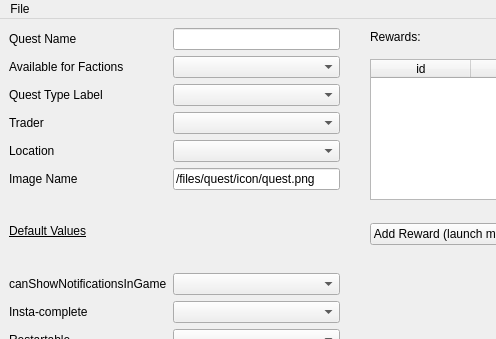
Old version of the form src/gui_Quests.ui in the repository ThePi1/SPT-Trader-Builder; both pictures show x 0 to 496 and y 0 to 339 of the 775 by 737 pixel window.
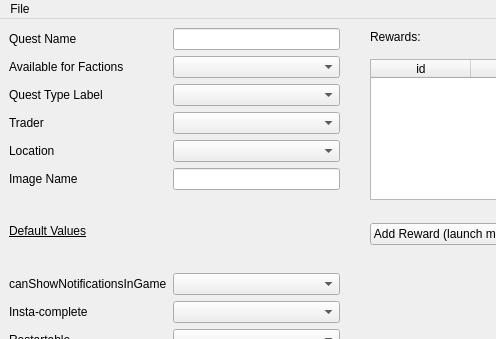
New version of the form.

The edit to the form file:
```diff
--- a/src/gui_Quests.ui
+++ b/src/gui_Quests.ui
@@ -67,7 +67,7 @@
      <item row="5" column="1">
       <widget class="QLineEdit" name="fld_image_name">
        <property name="text">
-        <string>/files/quest/icon/quest.png</string>
+        <string/>
        </property>
       </widget>
      </item>
```
